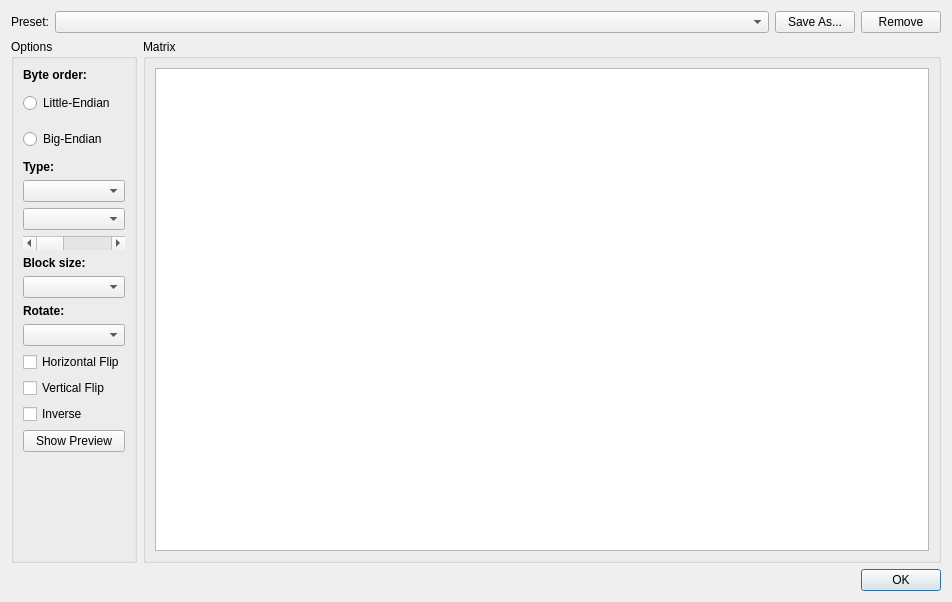
This is controls/setup/dialogconvert.ui in riuson/lcd-image-converter as Qt 5 draws it before an edit. The edited form follows.
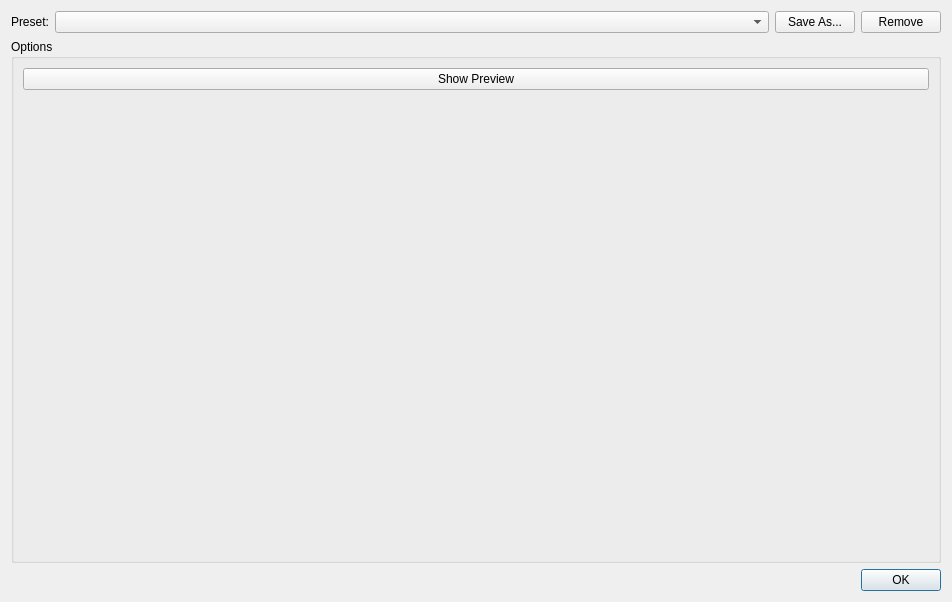
This is the edited form.

Diff of the .ui file:
```diff
--- a/controls/setup/dialogconvert.ui
+++ b/controls/setup/dialogconvert.ui
@@ -69,191 +69,6 @@
         <string>Options</string>
        </property>
        <layout class="QVBoxLayout" name="verticalLayout_3">
-        <item>
-         <widget class="QLabel" name="label_3">
-          <property name="font">
-           <font>
-            <weight>75</weight>
-            <bold>true</bold>
-           </font>
-          </property>
-          <property name="text">
-           <string>Byte order:</string>
-          </property>
-         </widget>
-        </item>
-        <item>
-         <widget class="QRadioButton" name="radioButtonLittleEndian">
-          <property name="sizePolicy">
-           <sizepolicy hsizetype="Preferred" vsizetype="Fixed">
-            <horstretch>0</horstretch>
-            <verstretch>0</verstretch>
-           </sizepolicy>
-          </property>
-          <property name="minimumSize">
-           <size>
-            <width>0</width>
-            <height>30</height>
-           </size>
-          </property>
-          <property name="text">
-           <string notr="true">Little-Endian</string>
-          </property>
-         </widget>
-        </item>
-        <item>
-         <widget class="QRadioButton" name="radioButtonBigEndian">
-          <property name="sizePolicy">
-           <sizepolicy hsizetype="Preferred" vsizetype="Fixed">
-            <horstretch>0</horstretch>
-            <verstretch>0</verstretch>
-           </sizepolicy>
-          </property>
-          <property name="minimumSize">
-           <size>
-            <width>0</width>
-            <height>30</height>
-           </size>
-          </property>
-          <property name="text">
-           <string notr="true">Big-Endian</string>
-          </property>
-         </widget>
-        </item>
-        <item>
-         <widget class="QLabel" name="label_4">
-          <property name="font">
-           <font>
-            <weight>75</weight>
-            <bold>true</bold>
-           </font>
-          </property>
-          <property name="text">
-           <string>Type:</string>
-          </property>
-         </widget>
-        </item>
-        <item>
-         <widget class="QComboBox" name="comboBoxConversionType">
-          <property name="sizePolicy">
-           <sizepolicy hsizetype="Preferred" vsizetype="Fixed">
-            <horstretch>0</horstretch>
-            <verstretch>0</verstretch>
-           </sizepolicy>
-          </property>
-         </widget>
-        </item>
-        <item>
-         <widget class="QComboBox" name="comboBoxMonochromeType">
-          <property name="sizePolicy">
-           <sizepolicy hsizetype="Preferred" vsizetype="Fixed">
-            <horstretch>0</horstretch>
-            <verstretch>0</verstretch>
-           </sizepolicy>
-          </property>
-         </widget>
-        </item>
-        <item>
-         <widget class="QScrollBar" name="horizontalScrollBarEdge">
-          <property name="sizePolicy">
-           <sizepolicy hsizetype="Preferred" vsizetype="Fixed">
-            <horstretch>0</horstretch>
-            <verstretch>0</verstretch>
-           </sizepolicy>
-          </property>
-          <property name="maximum">
-           <number>255</number>
-          </property>
-          <property name="orientation">
-           <enum>Qt::Horizontal</enum>
-          </property>
-         </widget>
-        </item>
-        <item>
-         <widget class="QLabel" name="label_6">
-          <property name="font">
-           <font>
-            <weight>75</weight>
-            <bold>true</bold>
-           </font>
-          </property>
-          <property name="text">
-           <string>Block size:</string>
-          </property>
-         </widget>
-        </item>
-        <item>
-         <widget class="QComboBox" name="comboBoxBlockSize">
-          <property name="sizePolicy">
-           <sizepolicy hsizetype="Preferred" vsizetype="Fixed">
-            <horstretch>0</horstretch>
-            <verstretch>0</verstretch>
-           </sizepolicy>
-          </property>
-         </widget>
-        </item>
-        <item>
-         <widget class="QLabel" name="label_11">
-          <property name="font">
-           <font>
-            <weight>75</weight>
-            <bold>true</bold>
-           </font>
-          </property>
-          <property name="text">
-           <string>Rotate:</string>
-          </property>
-         </widget>
-        </item>
-        <item>
-         <widget class="QComboBox" name="comboBoxRotate">
-          <property name="sizePolicy">
-           <sizepolicy hsizetype="Preferred" vsizetype="Fixed">
-            <horstretch>0</horstretch>
-            <verstretch>0</verstretch>
-           </sizepolicy>
-          </property>
-         </widget>
-        </item>
-        <item>
-         <widget class="QCheckBox" name="checkBoxFlipHorizontal">
-          <property name="sizePolicy">
-           <sizepolicy hsizetype="Preferred" vsizetype="Fixed">
-            <horstretch>0</horstretch>
-            <verstretch>0</verstretch>
-           </sizepolicy>
-          </property>
-          <property name="text">
-           <string>Horizontal Flip</string>
-          </property>
-         </widget>
-        </item>
-        <item>
-         <widget class="QCheckBox" name="checkBoxFlipVertical">
-          <property name="sizePolicy">
-           <sizepolicy hsizetype="Preferred" vsizetype="Fixed">
-            <horstretch>0</horstretch>
-            <verstretch>0</verstretch>
-           </sizepolicy>
-          </property>
-          <property name="text">
-           <string>Vertical Flip</string>
-          </property>
-         </widget>
-        </item>
-        <item>
-         <widget class="QCheckBox" name="checkBoxInverse">
-          <property name="sizePolicy">
-           <sizepolicy hsizetype="Preferred" vsizetype="Fixed">
-            <horstretch>0</horstretch>
-            <verstretch>0</verstretch>
-           </sizepolicy>
-          </property>
-          <property name="text">
-           <string>Inverse</string>
-          </property>
-         </widget>
-        </item>
         <item>
          <widget class="QPushButton" name="pushButtonPreview">
           <property name="sizePolicy">
@@ -283,43 +98,6 @@
        </layout>
       </widget>
      </item>
-     <item>
-      <widget class="QGroupBox" name="groupBox">
-       <property name="sizePolicy">
-        <sizepolicy hsizetype="Expanding" vsizetype="Preferred">
-         <horstretch>0</horstretch>
-         <verstretch>0</verstretch>
-        </sizepolicy>
-       </property>
-       <property name="title">
-        <string>Matrix</string>
-       </property>
-       <layout class="QVBoxLayout" name="verticalLayout_2">
-        <item>
-         <widget class="QTableView" name="tableViewOperations">
-          <property name="sizePolicy">
-           <sizepolicy hsizetype="Expanding" vsizetype="MinimumExpanding">
-            <horstretch>0</horstretch>
-            <verstretch>0</verstretch>
-           </sizepolicy>
-          </property>
-          <property name="contextMenuPolicy">
-           <enum>Qt::CustomContextMenu</enum>
-          </property>
-          <property name="alternatingRowColors">
-           <bool>true</bool>
-          </property>
-          <attribute name="horizontalHeaderMinimumSectionSize">
-           <number>10</number>
-          </attribute>
-          <attribute name="verticalHeaderMinimumSectionSize">
-           <number>10</number>
-          </attribute>
-         </widget>
-        </item>
-       </layout>
-      </widget>
-     </item>
     </layout>
    </item>
    <item>
```
